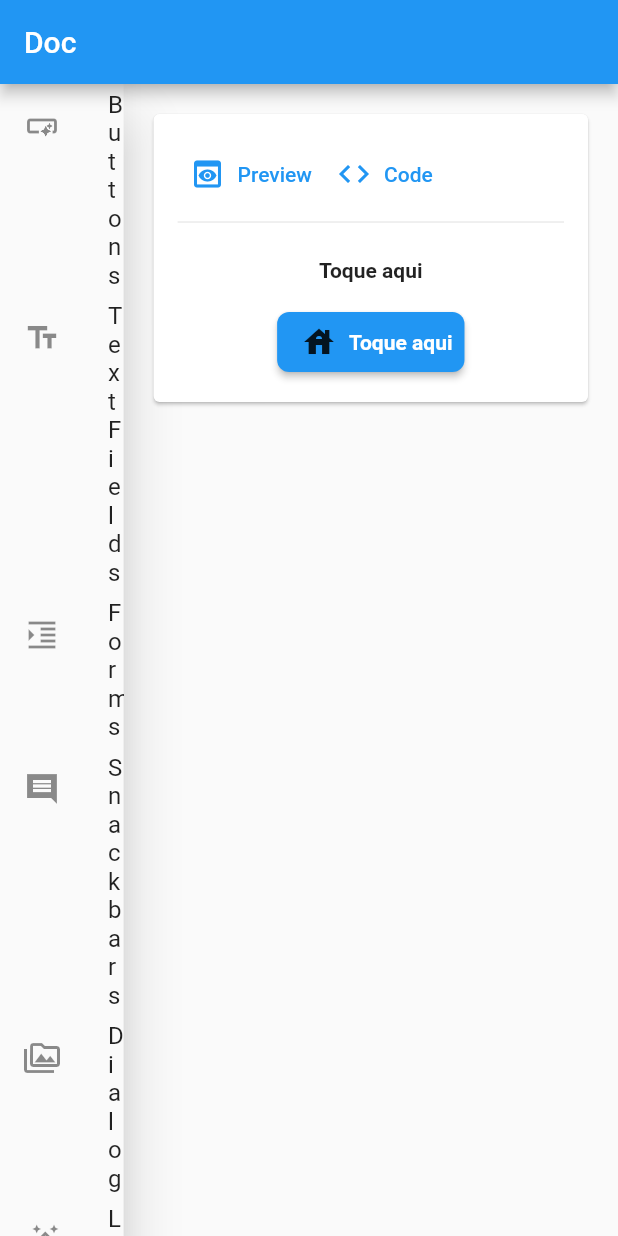
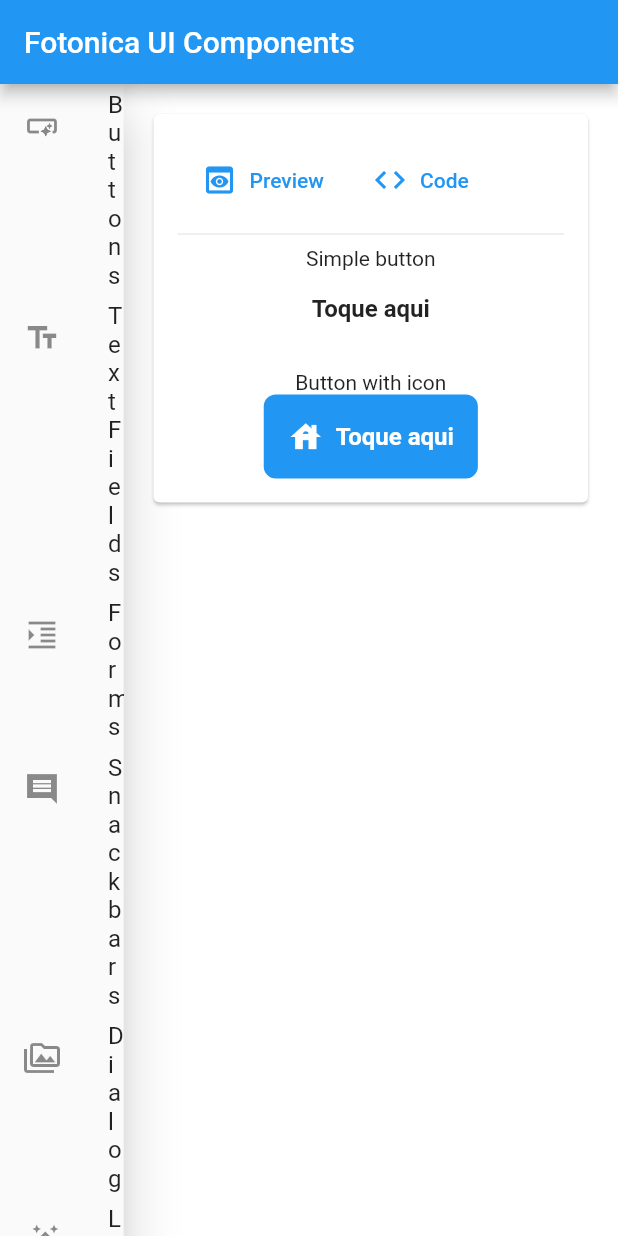
Before and after one commit to talisonfc/fotonica_ui_components, a Flutter app: the screen it shows after launch, on a phone screen of 412 x 824 dp. Run offline on Flutter 3.47's test engine with Material 2 defaults, Android fonts, the phone set to English and light mode, and no system bars; our stand-ins replace camera, dio, flutter_colorpicker, flutter_highlight, font_awesome_flutter, image_cropper and 1 more; missing offline and left inert: analyzer, build, source_gen.

Commit message:
Atualizar componentes

```diff
--- a/example/lib/examples/buttons_examples.dart
+++ b/example/lib/examples/buttons_examples.dart
@@ -1,17 +1,14 @@
-
 import 'dart:async';
-import 'dart:io';
 
 import 'package:annotations/annotations.dart';
 import 'package:example/example.dart';
 import 'package:flutter/material.dart';
-import 'package:fotonica_ui_components/fotonica_elevated_button.dart';
+import 'package:fotonica_ui_components/fotonica_button.dart';
 
 part 'buttons_examples.g.dart';
 
 @generateCodeSnapshot
 class ButtonsExamples extends Example {
-
   get code {
     return sourceCode;
   }
@@ -22,25 +19,31 @@ class ButtonsExamples extends Example {
   }
 }
 
-class ButtonsExamplesState extends State<ButtonsExamples>{
-
+class ButtonsExamplesState extends State<ButtonsExamples> {
   @override
   Widget build(BuildContext context) {
-
     return Column(
       children: [
-        FotonicaElevatedButton(label: "Toque aqui", onPressed: () async {
+        Text("Simple button"),
+        FotonicaButton(
+            label: "Toque aqui",
+            onPressed: () async {
               // simulate a request
               return Future.delayed(Duration(seconds: 2));
             }),
-        FotonicaElevatedButton(
+        SizedBox(
+          height: 16,
+        ),
+        Text("Button with icon"),
+        FotonicaButton(
             color: Theme.of(context).primaryColor,
             labelColor: Colors.white,
-            icon: Icon(Icons.house),
-            label: "Toque aqui", onPressed: () async {
+            icon: Icon(Icons.house, color: Colors.white,),
+            label: "Toque aqui",
+            onPressed: () async {
               // simulate a request
               return Future.delayed(Duration(seconds: 2));
-        }),
+            })
       ],
     );
   }
--- a/example/lib/examples/form_examples.dart
+++ b/example/lib/examples/form_examples.dart
@@ -2,7 +2,7 @@ import 'package:annotations/annotations.dart';
 import 'package:example/example.dart';
 import 'package:flutter/material.dart';
 import 'package:flutter/services.dart';
-import 'package:fotonica_ui_components/fotonica_elevated_button.dart';
+import 'package:fotonica_ui_components/fotonica_button.dart';
 import 'package:fotonica_ui_components/fotonica_text_field.dart';
 
 part "form_examples.g.dart";
@@ -69,7 +69,7 @@ class FormExamplesState extends State<FormExamples> {
                 SizedBox(
                   height: 16,
                 ),
-                FotonicaElevatedButton(
+                FotonicaButton(
                     label: "Salvar",
                     onPressed: () {
                       if (_form.currentState!.validate()) {
--- a/example/lib/home.dart
+++ b/example/lib/home.dart
@@ -63,7 +63,7 @@ class HomeState extends State<Home> {
 
     return Scaffold(
       appBar: AppBar(
-        title: Text("Doc"),
+        title: Text("Fotonica UI Components"),
       ),
       body: Row(
         children: [
--- a/example/lib/main.dart
+++ b/example/lib/main.dart
@@ -13,8 +13,18 @@ class MyApp extends StatelessWidget {
       title: 'Fotonica UI Components',
       debugShowCheckedModeBanner: false,
       theme: ThemeData(
-        primarySwatch: Colors.blue,
-      ),
+          scaffoldBackgroundColor: Colors.white,
+          primarySwatch: Colors.blue,
+          elevatedButtonTheme: ElevatedButtonThemeData(
+              style: ButtonStyle(
+                  padding: MaterialStateProperty.all(EdgeInsets.all(16)))),
+          textButtonTheme: TextButtonThemeData(
+              style: ButtonStyle(
+                  padding: MaterialStateProperty.all(EdgeInsets.all(16)))),
+          textTheme: TextTheme(
+              caption: TextStyle(fontSize: 12),
+              bodyText1: TextStyle(fontSize: 16),
+              bodyText2: TextStyle(fontSize: 14))),
       home: Home(),
     );
   }
--- a/example/lib/playground.dart
+++ b/example/lib/playground.dart
@@ -1,4 +1,7 @@
+// import 'package:code_editor/code_editor.dart';
 import 'package:flutter/material.dart';
+import 'package:flutter_highlight/flutter_highlight.dart';
+import 'package:flutter_highlight/themes/github.dart';
 
 class Playground extends StatefulWidget {
   final String code;
@@ -15,8 +18,30 @@ class Playground extends StatefulWidget {
 class PlaygroundState extends State<Playground> {
   bool showCode = false;
 
+  // List<FileEditor> get files => [
+  //   new FileEditor(
+  //     name: "widget1.dart",
+  //     language: "dart",
+  //     code: widget.code, // [code] needs a string
+  //   ),
+  //   new FileEditor(
+  //     name: "widget2.dart",
+  //     language: "dart",
+  //     code: widget.code, // [code] needs a string
+  //   )
+  // ];
+  //
+  // EditorModel get model => new EditorModel(
+  //   files: files, // the files created above
+  //   // you can customize the editor as you want
+  //   styleOptions: new EditorModelStyleOptions(
+  //     fontSize: 13,
+  //   ),
+  // );
+
   @override
   Widget build(BuildContext context) {
+    Size size = MediaQuery.of(context).size;
     return Card(
       child: ListView(
         padding: EdgeInsets.all(16),
@@ -46,7 +71,24 @@ class PlaygroundState extends State<Playground> {
             ],
           ),
           Divider(),
-          if (showCode) Text(widget.code),
+          if (showCode)
+            HighlightView(
+              widget.code,
+              language: 'dart',
+              theme: githubTheme,
+              padding: EdgeInsets.all(12),
+              textStyle: TextStyle(
+                // fontFamily: 'monospace',
+                fontSize: 16,
+              ),
+            ),
+          // if(showCode) CodeEditor(
+          //   model: model, // the model created above, not required since 1.0.0
+          //   edit: true, // can edit the files ? by default true
+          //   disableNavigationbar: false, // hide the navigation bar ? by default false
+          //   // onSubmit: (String language, String value) {}, // when the user confirms changes in one of the files
+          //   textEditingController: TextEditingController(text: "Hello"), // Provide an optional, custom TextEditingController.
+          // ),
           if (!showCode) widget.preview
         ],
       ),
--- a/example/pubspec.yaml
+++ b/example/pubspec.yaml
@@ -23,7 +23,8 @@ environment:
 dependencies:
 #  json_annotation: ^4.1.0
 #  json_serializable: ^5.0.0
-#  flutter_markdown: ^0.6.6
+  flutter_highlight: ^0.7.0
+  code_editor: ^1.3.1
   fotonica_ui_components:
     path: ../
   annotations:
--- a/lib/auth/fotonica_forget_password_page.dart
+++ b/lib/auth/fotonica_forget_password_page.dart
@@ -1,5 +1,5 @@
 import 'package:flutter/material.dart';
-import 'package:fotonica_ui_components/fotonica_elevated_button.dart';
+import 'package:fotonica_ui_components/fotonica_button.dart';
 import 'package:fotonica_ui_components/fotonica_text_field.dart';
 import 'package:fotonica_ui_components/fotonica_warn.dart';
 
@@ -62,7 +62,7 @@ class FotonicaForgetPasswordPageState
                       message: message,
                       type: warnType,
                     ),
-                  FotonicaElevatedButton(
+                  FotonicaButton(
                     label: "Recuperar",
                     onPressed: () async {
                       if (_formForgetPassword.currentState!.validate()) {
@@ -83,7 +83,7 @@ class FotonicaForgetPasswordPageState
                       }
                     },
                   ),
-                  FotonicaElevatedButton(
+                  FotonicaButton(
                     label: "Voltar",
                     onPressed: () async {
                       Navigator.pop(context);
--- a/lib/auth/fotonica_register_page.dart
+++ b/lib/auth/fotonica_register_page.dart
@@ -1,5 +1,5 @@
 import 'package:flutter/material.dart';
-import 'package:fotonica_ui_components/fotonica_elevated_button.dart';
+import 'package:fotonica_ui_components/fotonica_button.dart';
 import 'package:fotonica_ui_components/fotonica_text_field.dart';
 import 'package:fotonica_ui_components/fotonica_warn.dart';
 
@@ -88,7 +88,7 @@ class ForgetPasswordPageState extends State<FotonicaRegisterPage> {
                       message: message,
                       type: WarnType.error,
                     ),
-                  FotonicaElevatedButton(
+                  FotonicaButton(
                     label: "Criar",
                     onPressed: () async {
                       if (_formRegisterUser.currentState!.validate()) {
@@ -102,7 +102,7 @@ class ForgetPasswordPageState extends State<FotonicaRegisterPage> {
                       }
                     },
                   ),
-                  FotonicaElevatedButton(
+                  FotonicaButton(
                     label: "Voltar",
                     onPressed: () async {
                       Navigator.pop(context);
--- a/lib/fotonica_elevated_button.dart
+++ b/lib/fotonica_button.dart
@@ -2,74 +2,73 @@ import 'package:flutter/material.dart';
 
 typedef Future FutureCallback();
 
-class FotonicaElevatedButton extends StatefulWidget {
+class FotonicaButton extends StatefulWidget {
   final String label;
   final FutureCallback onPressed;
   final Icon? icon;
   final Color? color;
   final Color? labelColor;
 
-  FotonicaElevatedButton({required this.label,
-    required this.onPressed,
-    this.icon,
-    this.color,
-    this.labelColor});
+  FotonicaButton(
+      {required this.label,
+      required this.onPressed,
+      this.icon,
+      this.color,
+      this.labelColor});
 
   @override
   createState() {
-    return FotonicaElevatedButtonState();
+    return FotonicaButtonState();
   }
 }
 
-class FotonicaElevatedButtonState extends State<FotonicaElevatedButton> {
-
+class FotonicaButtonState extends State<FotonicaButton> {
   bool _isRequesting = false;
 
   @override
   Widget build(BuildContext context) {
-    return MaterialButton(
-      onPressed: (){
-        if(widget.onPressed != null){
+    return TextButton(
+      onPressed: () {
+        if (widget.onPressed != null) {
           setState(() {
             _isRequesting = true;
           });
-          widget.onPressed().then((_){
+          widget.onPressed().then((_) {
             setState(() {
               _isRequesting = false;
             });
-          }).catchError((e){
+          }).catchError((e) {
             setState(() {
               _isRequesting = false;
             });
           });
         }
       },
-      color: widget.color,
-      shape: RoundedRectangleBorder(borderRadius: BorderRadius.circular(8)),
-      padding: EdgeInsets.symmetric(vertical: 8, horizontal: 8),
+      style: Theme.of(context).elevatedButtonTheme.style!.copyWith(
+          backgroundColor: MaterialStateProperty.all(widget.color),
+          shape: MaterialStateProperty.all(
+              RoundedRectangleBorder(borderRadius: BorderRadius.circular(8)))),
       child: Wrap(
         crossAxisAlignment: WrapCrossAlignment.center,
         children: [
           if (widget.icon != null)
             Padding(
-              padding: EdgeInsets.symmetric(horizontal: 8),
+              padding: EdgeInsets.only(right: 8),
               child: widget.icon,
             ),
-          if(_isRequesting)
+          if (_isRequesting)
             Container(
               margin: EdgeInsets.symmetric(horizontal: 4),
               width: 16,
               height: 16,
-              child: CircularProgressIndicator(strokeWidth: 2,),
+              child: CircularProgressIndicator(
+                strokeWidth: 2,
+              ),
             ),
-          if(!_isRequesting)
+          if (!_isRequesting)
             Text(
               widget.label,
-              style: Theme
-                  .of(context)
-                  .textTheme
-                  .bodyText1!
-                  .copyWith(
+              style: Theme.of(context).textTheme.bodyText1!.copyWith(
                   fontWeight: FontWeight.bold, color: widget.labelColor),
             )
         ],
```
Also changed, not shown: example/lib/customer.dart (deleted, +0 -13 lines), example/lib/examples/auth_examples.dart (+1 -18 lines), example/lib/profile_model.dart (deleted, +0 -12 lines), lib/auth/fotonica_login_page.dart (+8 -7 lines), example/lib/customer.g.dart (deleted), example/lib/examples/auth_examples.g.dart, example/lib/examples/buttons_examples.g.dart, example/lib/examples/form_examples.g.dart, example/lib/profile_model.g.dart (deleted), 4 other files. Lines whose indentation alone changed are shown as unchanged.
